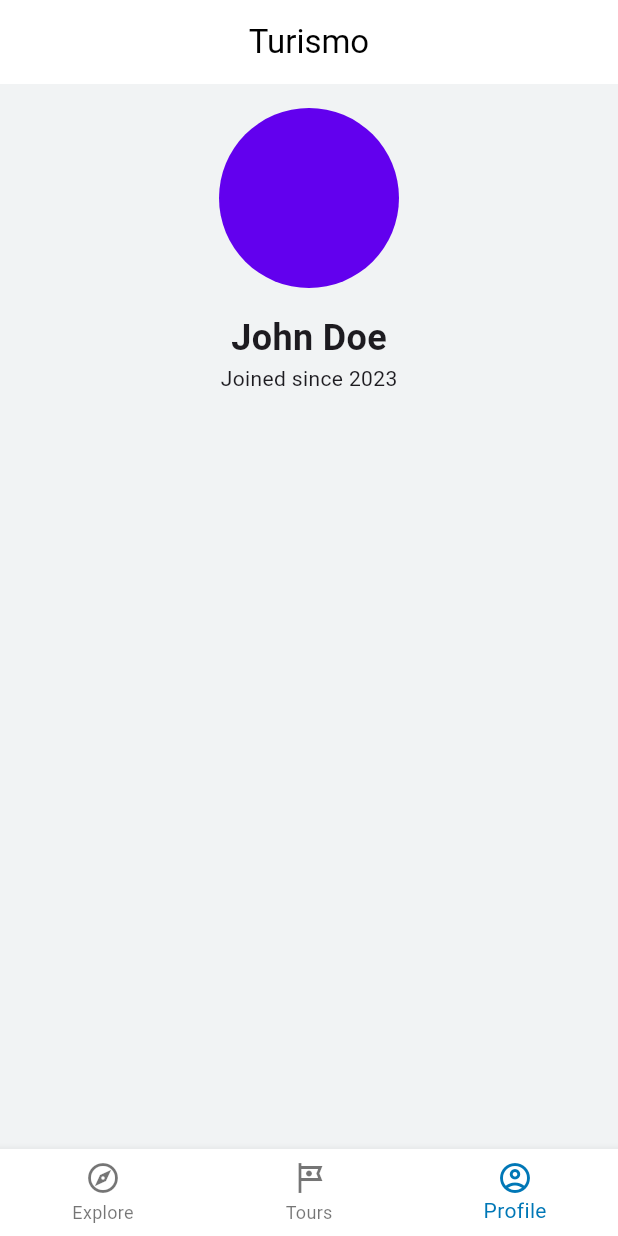
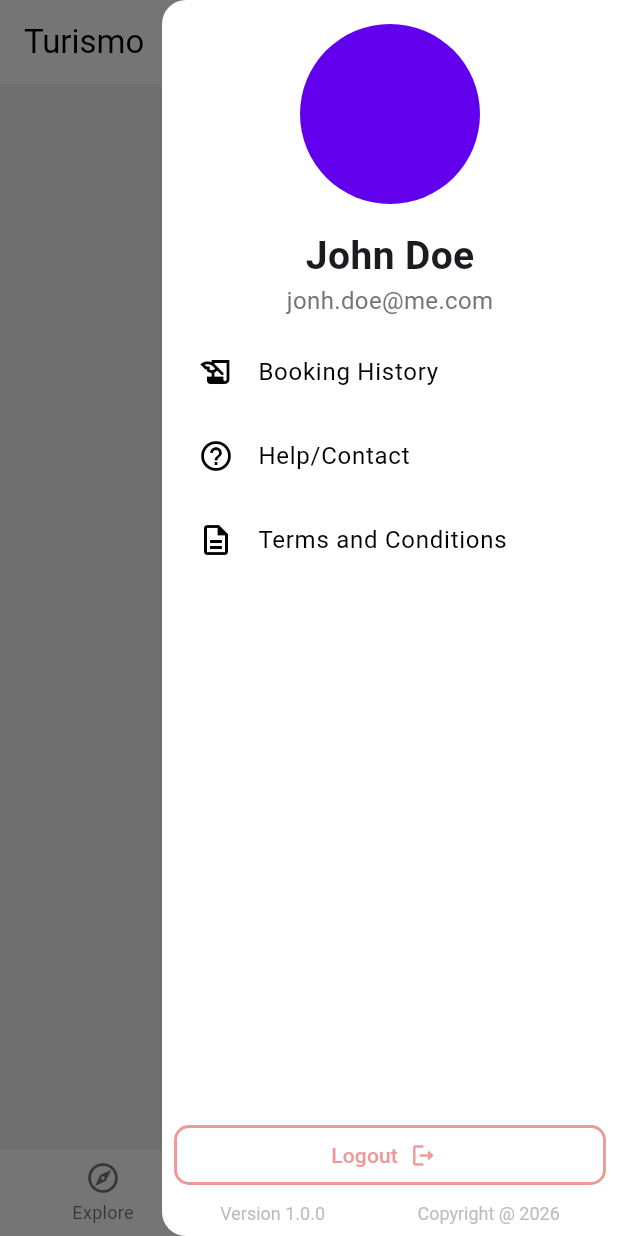
Before and after one commit to NathanDraco22/momoto-client-app, a Flutter app: the screen it shows after launch, item 3 of the bottom bar chosen, with the side drawer open (before the commit the screen has no drawer), on a phone screen of 412 x 824 dp. Run offline on Flutter 3.47's test engine with Material 3 defaults, Android fonts, the phone set to English and light mode, and no system bars; our stand-ins replace flutter_bloc, go_router; missing offline and left inert: panorama_viewer; network calls fail.

Commit message:
added profile and inbox

```diff
--- a/lib/router/app_router.dart
+++ b/lib/router/app_router.dart
@@ -1,7 +1,7 @@
 import 'package:go_router/go_router.dart';
 import 'package:turismo_client/src/features/auth/view/login_screen.dart';
+import 'package:turismo_client/src/features/inbox/view/inbox_screen.dart';
 import 'package:turismo_client/src/features/main/view/main_screen.dart';
-import 'package:turismo_client/src/features/profile/view/profile_screen.dart';
 import 'package:turismo_client/src/features/sites/view/sites_screen.dart';
 import 'package:turismo_client/src/features/tours/view/tours_screen.dart';
 
@@ -42,8 +42,8 @@ class AppRouter {
           StatefulShellBranch(
             routes: [
               GoRoute(
-                path: "/profile",
-                builder: (context, state) => const ProfileScreen(),
+                path: "/inbox",
+                builder: (context, state) => const InboxScreen(),
               ),
             ],
           ),
--- /dev/null
+++ b/lib/src/features/inbox/view/inbox_screen.dart
@@ -0,0 +1,32 @@
+import 'package:flutter/material.dart';
+
+class InboxScreen extends StatelessWidget {
+  const InboxScreen({super.key});
+
+  @override
+  Widget build(BuildContext context) {
+    return const _RootScaffold();
+  }
+}
+
+class _RootScaffold extends StatelessWidget {
+  const _RootScaffold();
+
+  @override
+  Widget build(BuildContext context) {
+    return const Scaffold(
+      body: _Body(),
+    );
+  }
+}
+
+class _Body extends StatelessWidget {
+  const _Body();
+
+  @override
+  Widget build(BuildContext context) {
+    return const Center(
+      child: Text("InboxScreen"),
+    );
+  }
+}
--- a/lib/src/features/main/view/main_screen.dart
+++ b/lib/src/features/main/view/main_screen.dart
@@ -3,6 +3,9 @@ import 'dart:developer';
 import 'package:flutter/material.dart';
 import 'package:go_router/go_router.dart';
 import 'package:turismo_client/src/features/main/view/main_containers.dart';
+import 'package:turismo_client/src/features/main/view/widgets/profile_drawer.dart';
+
+import 'widgets/main_app_bar.dart';
 
 class MainScreen extends StatelessWidget {
   const MainScreen({super.key, required this.navigationShell});
@@ -43,9 +46,8 @@ class _RootScaffoldState extends State<_RootScaffold> {
   @override
   Widget build(BuildContext context) {
     return Scaffold(
-      appBar: AppBar(
-        title: const Text("Turismo"),
-      ),
+      endDrawer: ProfileDrawer(),
+      appBar: MainAppBar(),
       body: SafeArea(
         child: _Body(widget.navigationShell),
       ),
@@ -69,8 +71,8 @@ class _RootScaffoldState extends State<_RootScaffold> {
           ),
 
           BottomNavigationBarItem(
-            icon: Icon(Icons.account_circle_outlined),
-            label: 'Profile',
+            icon: Icon(Icons.inbox_outlined),
+            label: 'Inbox',
           ),
         ],
       ),
--- /dev/null
+++ b/lib/src/features/main/view/widgets/main_app_bar.dart
@@ -0,0 +1,29 @@
+import 'package:flutter/material.dart';
+
+class MainAppBar extends StatelessWidget implements PreferredSizeWidget {
+  const MainAppBar({
+    super.key,
+  });
+
+  @override
+  Size get preferredSize => Size.fromHeight(kToolbarHeight);
+
+  @override
+  Widget build(BuildContext context) {
+    return AppBar(
+      title: const Text("Turismo"),
+      centerTitle: false,
+      actionsPadding: EdgeInsets.only(right: 8),
+      actions: [
+        GestureDetector(
+          onTap: () {
+            Scaffold.of(context).openEndDrawer();
+          },
+          child: CircleAvatar(
+            radius: 20,
+          ),
+        ),
+      ],
+    );
+  }
+}
--- /dev/null
+++ b/lib/src/features/main/view/widgets/profile_drawer.dart
@@ -0,0 +1,99 @@
+import 'package:flutter/material.dart';
+
+class ProfileDrawer extends StatelessWidget {
+  const ProfileDrawer({super.key});
+
+  @override
+  Widget build(BuildContext context) {
+    return Drawer(
+      child: Padding(
+        padding: EdgeInsets.all(8.0),
+        child: SafeArea(
+          child: LayoutBuilder(
+            builder: (context, constraints) {
+              print(constraints.maxHeight);
+              return Column(
+                children: [
+                  SizedBox(height: 8),
+                  CircleAvatar(
+                    radius: 60,
+                  ),
+                  SizedBox(height: 16),
+                  Text(
+                    "John Doe",
+                    style: TextStyle(
+                      fontSize: 26,
+                      fontWeight: FontWeight.bold,
+                    ),
+                  ),
+
+                  Text(
+                    "jonh.doe@me.com",
+                    style: TextStyle(
+                      fontSize: 16,
+                      color: Colors.grey.shade600,
+                    ),
+                  ),
+
+                  SizedBox(height: 8),
+
+                  ListTile(
+                    leading: Icon(Icons.history_edu_sharp),
+                    title: Text("Booking History"),
+                    onTap: () {},
+                  ),
+
+                  ListTile(
+                    leading: Icon(Icons.help_outline_outlined),
+                    title: Text("Help/Contact"),
+                    onTap: () {},
+                  ),
+                  ListTile(
+                    leading: Icon(Icons.description_outlined),
+                    title: Text("Terms and Conditions"),
+                    onTap: () {},
+                  ),
+                  Spacer(),
+
+                  SizedBox(
+                    width: double.infinity,
+                    child: OutlinedButton.icon(
+                      onPressed: () {},
+                      style: OutlinedButton.styleFrom(
+                        side: BorderSide(
+                          color: Colors.red.shade200,
+                          width: 2,
+                        ),
+                        foregroundColor: Colors.red.shade200,
+                        overlayColor: Colors.red,
+                      ),
+
+                      label: Icon(Icons.logout_outlined),
+                      icon: Text("Logout"),
+                    ),
+                  ),
+
+                  SizedBox(height: 8),
+
+                  DefaultTextStyle(
+                    style: TextStyle(
+                      fontSize: 12,
+                      color: Colors.grey.shade400,
+                    ),
+                    child: Row(
+                      mainAxisAlignment: MainAxisAlignment.spaceAround,
+                      children: [
+                        Text("Version 1.0.0"),
+                        Text("Copyright @ 2026"),
+                      ],
+                    ),
+                  ),
+                ],
+              );
+            },
+          ),
+        ),
+      ),
+    );
+  }
+}
--- a/lib/src/features/profile/view/profile_screen.dart
+++ b/lib/src/features/profile/view/profile_screen.dart
@@ -25,7 +25,7 @@ class _Body extends StatelessWidget {
 
   @override
   Widget build(BuildContext context) {
-    return const Center(
+    return Center(
       child: Padding(
         padding: EdgeInsets.all(8.0),
         child: Column(
@@ -38,12 +38,39 @@ class _Body extends StatelessWidget {
             Text(
               "John Doe",
               style: TextStyle(
-                fontSize: 24,
+                fontSize: 26,
                 fontWeight: FontWeight.bold,
               ),
             ),
 
-            Text("Joined since 2023"),
+            Text(
+              "jonh.doe@me.com",
+              style: TextStyle(
+                fontSize: 16,
+                color: Colors.grey.shade600,
+              ),
+            ),
+
+            Container(
+              width: double.infinity,
+              decoration: BoxDecoration(color: Colors.white),
+              child: Column(
+                children: [
+                  ListTile(
+                    leading: Icon(Icons.history_edu_sharp),
+                    title: Text("Booking History"),
+                  ),
+                  ListTile(
+                    leading: Icon(Icons.help_outline_outlined),
+                    title: Text("Terms and Conditions"),
+                  ),
+                  ListTile(
+                    leading: Icon(Icons.logout),
+                    title: Text("Logout"),
+                  ),
+                ],
+              ),
+            ),
           ],
         ),
       ),
```
